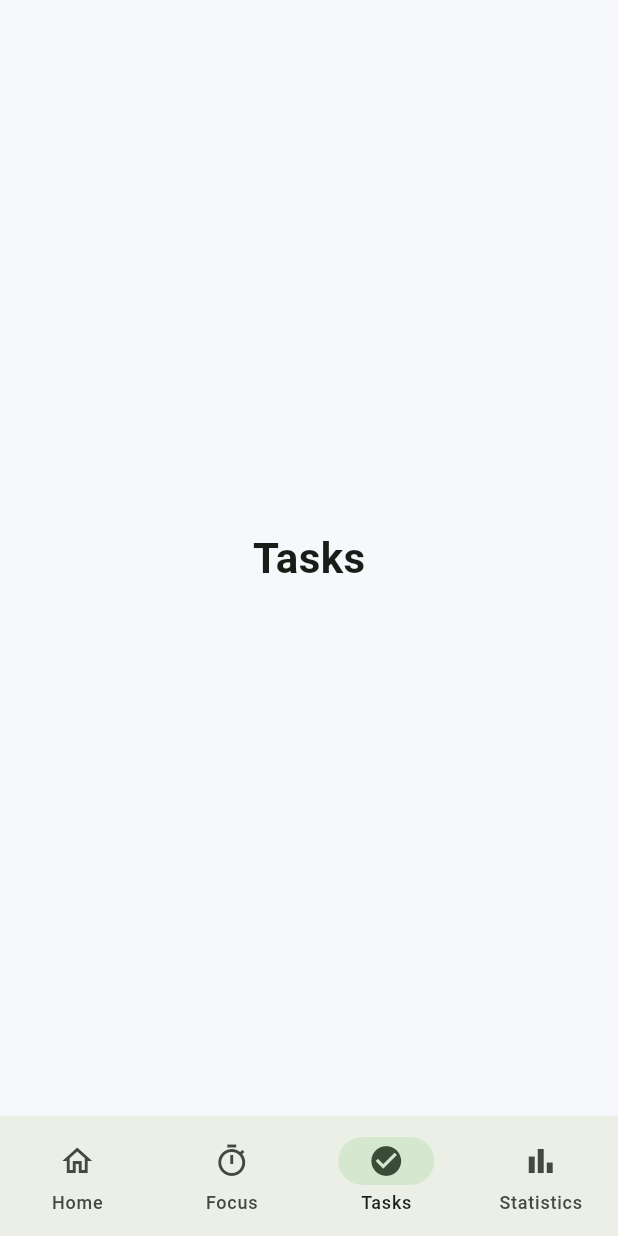
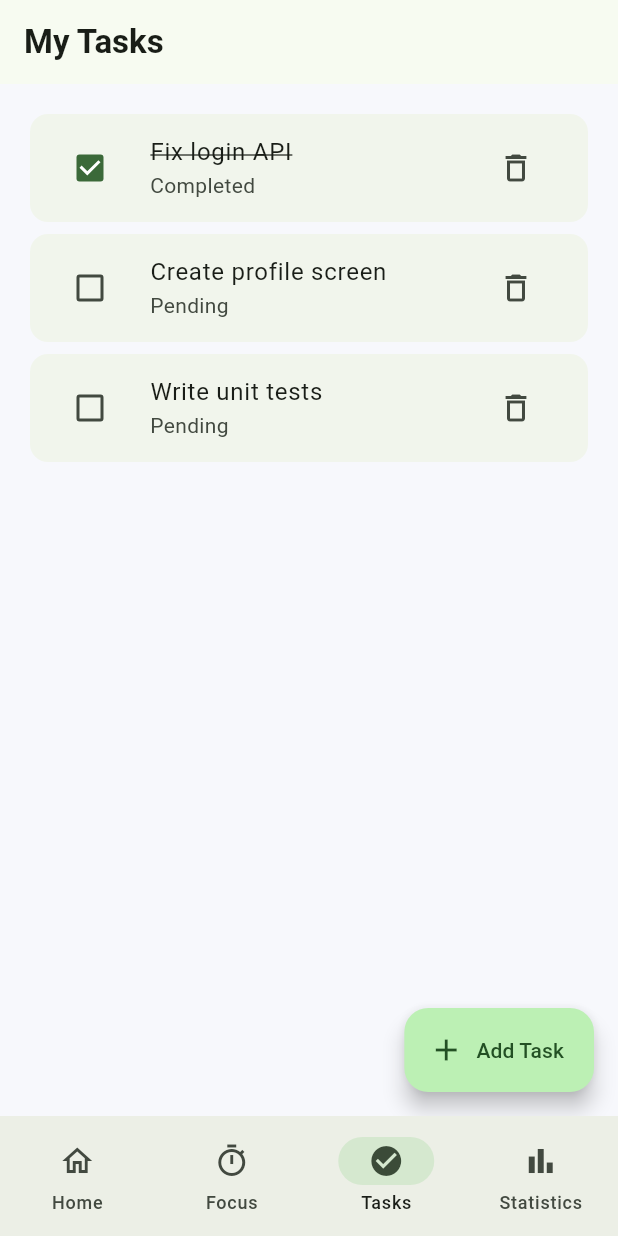
Before and after one commit to mayankahuja-pro/code_flux, a Flutter app: the screen it shows after launch, item 3 of the bottom bar chosen, on a phone screen of 412 x 824 dp. Run offline on Flutter 3.47's test engine with Material 3 defaults, Android fonts, the phone set to English and light mode, and no system bars.

Commit message:
Refactor TasksScreen to integrate task management features with UI components

```diff
--- a/lib/screens/tasks_screen.dart
+++ b/lib/screens/tasks_screen.dart
@@ -1,17 +1,163 @@
 import 'package:flutter/material.dart';
+import 'package:provider/provider.dart';
+
+import '../providers/productivity_provider.dart';
 
 class TasksScreen extends StatelessWidget {
   const TasksScreen({super.key});
 
   @override
   Widget build(BuildContext context) {
-    return const Center(
-      child: Text(
-        'Tasks',
-        style: TextStyle(
-          fontSize: 28,
-          fontWeight: FontWeight.bold,
+    final provider = context.watch<ProductivityProvider>();
+    final tasks = provider.tasks;
+
+    return Scaffold(
+      appBar: AppBar(
+        title: const Text(
+          'My Tasks',
+          style: TextStyle(
+            fontWeight: FontWeight.bold,
+          ),
         ),
+      ),
+      body: tasks.isEmpty
+          ? const _EmptyTasksState()
+          : ListView.separated(
+              padding: const EdgeInsets.all(20),
+              itemCount: tasks.length,
+              separatorBuilder: (_, __) => const SizedBox(height: 8),
+              itemBuilder: (context, index) {
+                final task = tasks[index];
+
+                return Card(
+                  child: ListTile(
+                    leading: Checkbox(
+                      value: task.isCompleted,
+                      onChanged: (_) {
+                        context
+                            .read<ProductivityProvider>()
+                            .toggleTask(task.id);
+                      },
+                    ),
+                    title: Text(
+                      task.title,
+                      style: TextStyle(
+                        decoration: task.isCompleted
+                            ? TextDecoration.lineThrough
+                            : TextDecoration.none,
+                      ),
+                    ),
+                    subtitle: Text(
+                      task.isCompleted ? 'Completed' : 'Pending',
+                    ),
+                    trailing: IconButton(
+                      icon: const Icon(Icons.delete_outline),
+                      onPressed: () {
+                        context
+                            .read<ProductivityProvider>()
+                            .deleteTask(task.id);
+                      },
+                    ),
+                  ),
+                );
+              },
+            ),
+      floatingActionButton: FloatingActionButton.extended(
+        onPressed: () => _showAddTaskDialog(context),
+        icon: const Icon(Icons.add),
+        label: const Text('Add Task'),
+      ),
+    );
+  }
+
+  void _showAddTaskDialog(BuildContext context) {
+    final controller = TextEditingController();
+
+    showDialog(
+      context: context,
+      builder: (dialogContext) {
+        return AlertDialog(
+          title: const Text('Add Task'),
+          content: TextField(
+            controller: controller,
+            autofocus: true,
+            textInputAction: TextInputAction.done,
+            decoration: const InputDecoration(
+              hintText: 'Enter task title',
+              border: OutlineInputBorder(),
+            ),
+            onSubmitted: (_) {
+              _addTask(
+                context,
+                controller,
+                dialogContext,
+              );
+            },
+          ),
+          actions: [
+            TextButton(
+              onPressed: () => Navigator.pop(dialogContext),
+              child: const Text('Cancel'),
+            ),
+            FilledButton(
+              onPressed: () {
+                _addTask(
+                  context,
+                  controller,
+                  dialogContext,
+                );
+              },
+              child: const Text('Add'),
+            ),
+          ],
+        );
+      },
+    );
+  }
+
+  void _addTask(
+    BuildContext context,
+    TextEditingController controller,
+    BuildContext dialogContext,
+  ) {
+    final title = controller.text.trim();
+
+    if (title.isEmpty) {
+      return;
+    }
+
+    context.read<ProductivityProvider>().addTask(title);
+
+    Navigator.pop(dialogContext);
+  }
+}
+
+class _EmptyTasksState extends StatelessWidget {
+  const _EmptyTasksState();
+
+  @override
+  Widget build(BuildContext context) {
+    return Center(
+      child: Column(
+        mainAxisAlignment: MainAxisAlignment.center,
+        children: [
+          Icon(
+            Icons.task_alt,
+            size: 64,
+            color: Theme.of(context).colorScheme.primary,
+          ),
+          const SizedBox(height: 16),
+          Text(
+            'No tasks yet',
+            style: Theme.of(context).textTheme.titleLarge?.copyWith(
+                  fontWeight: FontWeight.bold,
+                ),
+          ),
+          const SizedBox(height: 8),
+          const Text(
+            'Add a task and start being productive.',
+          ),
+        ],
       ),
     );
   }
```
